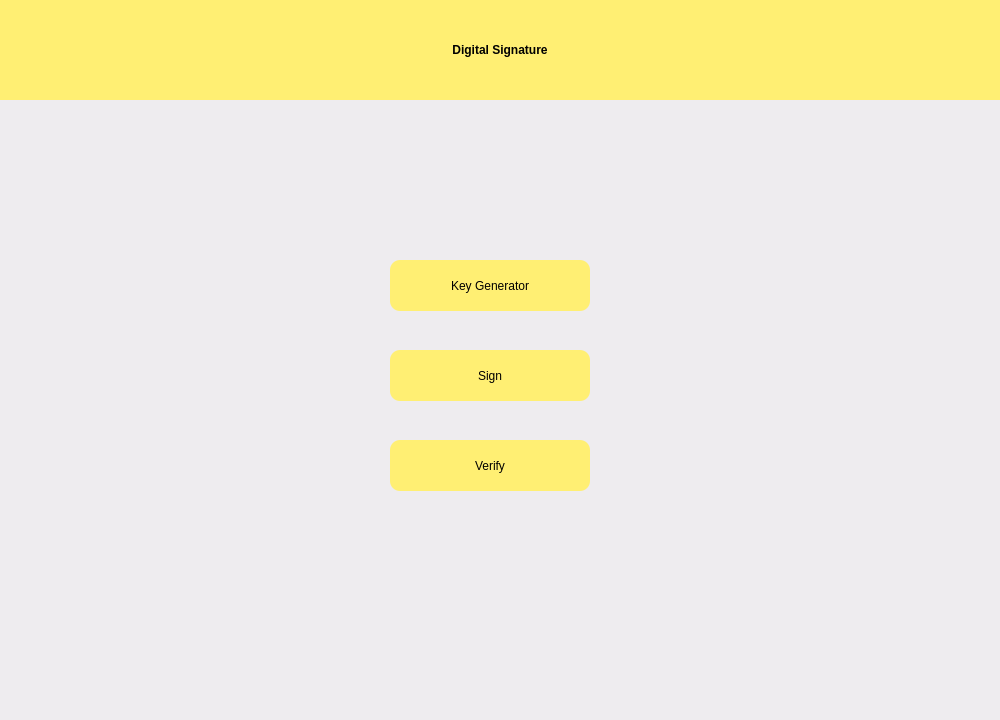
Before: the Qt Designer form UI/main.ui in fruttz/tucil3-kriptokoding-18219086-18219008, drawn with Qt 5.
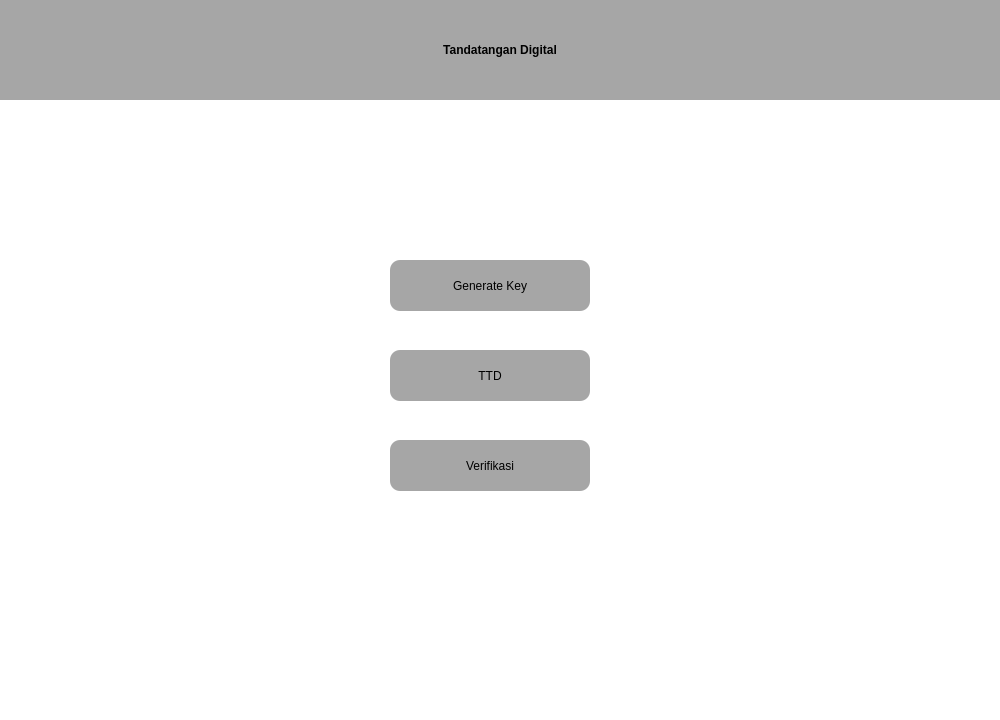
After: the same form once the commit is applied.

Patch:
```diff
--- a/UI/main.ui
+++ b/UI/main.ui
@@ -14,7 +14,7 @@
    <string>Widget</string>
   </property>
   <property name="styleSheet">
-   <string notr="true">background-color: rgb(238, 236, 239);</string>
+			<string notr="true">background-color: rgb(255, 255, 255);</string>
   </property>
   <widget class="QWidget" name="widget1" native="true">
    <property name="geometry">
@@ -42,13 +42,13 @@
     <property name="styleSheet">
      <string notr="true">font: 1000 15pt &quot;Product Sans&quot;;
 border-radius: 10px;
-background-color: rgb(255, 239, 115);
+background-color: rgb(166, 166, 166);
 
 
 </string>
     </property>
     <property name="text">
-     <string>Sign</string>
+					<string>TTD</string>
     </property>
    </widget>
    <widget class="QPushButton" name="verify">
@@ -63,13 +63,13 @@
     <property name="styleSheet">
      <string notr="true">font: 1000 15pt &quot;Product Sans&quot;;
 border-radius: 10px;
-background-color: rgb(255, 239, 115);
+background-color: rgb(166, 166, 166);
 
 
 </string>
     </property>
     <property name="text">
-     <string>Verify</string>
+					<string>Verifikasi</string>
     </property>
    </widget>
    <widget class="QLabel" name="label_2">
@@ -641,14 +641,14 @@
      </rect>
     </property>
     <property name="styleSheet">
-     <string notr="true">background-color: rgb(255, 239, 115);
+					<string notr="true">background-color: rgb(166, 166, 166);
 color: rgb(0, 0, 0);
 font: 75 40pt &quot;Product Sans&quot;;
 font-weight: bold;
 </string>
     </property>
     <property name="text">
-     <string>Digital Signature</string>
+					<string>Tandatangan Digital</string>
     </property>
     <property name="alignment">
      <set>Qt::AlignCenter</set>
@@ -666,13 +666,13 @@
     <property name="styleSheet">
      <string notr="true">font: 1000 15pt &quot;Product Sans&quot;;
 border-radius: 10px;
-background-color: rgb(255, 239, 115);
+background-color: rgb(166, 166, 166);
 
 
 </string>
     </property>
     <property name="text">
-     <string>Key Generator</string>
+					<string>Generate Key</string>
     </property>
    </widget>
   </widget>
```
Left out of the diff: 2 changed lines with no effect on the pictures. Lines whose indentation alone changed are shown as unchanged.
